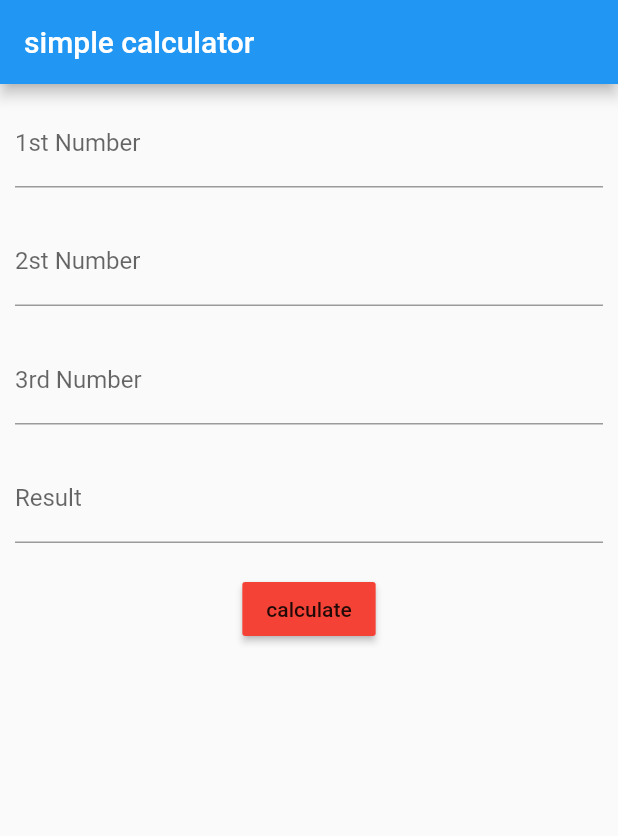
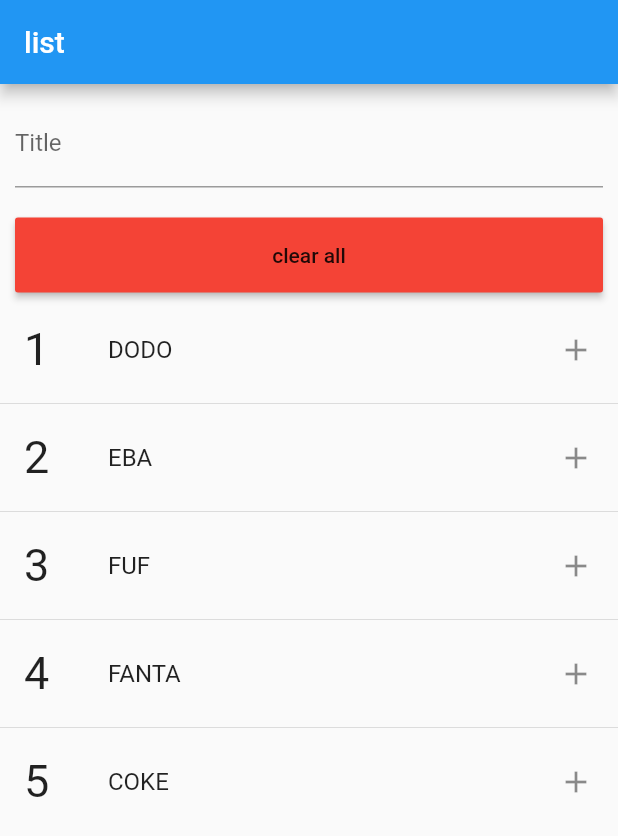
Before and after one commit to theclassical-dev/flutter_firstapp, a Flutter app: the screen it shows after launch, on a phone screen of 412 x 824 dp. Shown: the top 836 px of the screen. Run offline on Flutter 3.47's test engine with Material 2 defaults, Android fonts, the phone set to English and light mode, and no system bars.

Commit message:
todolist and orderlist

```diff
--- a/lib/greaternumber.dart
+++ b/lib/greaternumber.dart
@@ -69,6 +69,7 @@ class _GreaternumberState extends State<Greaternumber> {
 
                   a1.clear();
                   b1.clear();
+                  c1.clear();
                 },
               ),
             ),
--- a/lib/main.dart
+++ b/lib/main.dart
@@ -3,7 +3,9 @@ import 'package:flutter/material.dart';
 // import 'package:firstapp/multiplication.dart';
 // import 'package:firstapp/secondmult.dart';
 /* import 'package:firstapp/simplecalculator.dart'; */
-import 'package:firstapp/greaternumber.dart';
+// import 'package:firstapp/greaternumber.dart';
+// import 'package:firstapp/todolist.dart';
+import 'package:firstapp/order.dart';
 
 void main() {
   runApp(MyApp());
@@ -31,7 +33,7 @@ class MyApp extends StatelessWidget {
         // closer together (more dense) than on mobile platforms.
         visualDensity: VisualDensity.adaptivePlatformDensity,
       ),
-      home: Greaternumber(),
+      home: Order(),
     );
   }
 }
--- /dev/null
+++ b/lib/order.dart
@@ -0,0 +1,80 @@
+import 'package:flutter/material.dart';
+
+class Order extends StatefulWidget {
+  @override
+  _OrderState createState() => _OrderState();
+}
+
+class _OrderState extends State<Order> {
+  TextEditingController a1 = TextEditingController();
+  List todo = ["dodo", "eba", "fuf", "fanta", "coke"];
+
+  @override
+  Widget build(BuildContext context) {
+    return Scaffold(
+      appBar: AppBar(
+        title: Text("list"),
+      ),
+      body: Column(
+        children: [
+          Padding(
+            padding: const EdgeInsets.all(10.0),
+            child: TextFormField(
+              controller: a1,
+              decoration: InputDecoration(labelText: "Title"),
+            ),
+          ),
+          Padding(
+            padding: const EdgeInsets.all(10.0),
+            child: Container(
+              height: 50,
+              width: MediaQuery.of(context).size.width,
+              child: MaterialButton(
+                child: Text("clear all"),
+                color: Colors.red,
+                onPressed: () {
+                  setState(() {
+                    todo.clear();
+                  });
+                },
+              ),
+            ),
+          ),
+          Expanded(
+            child: ListView.separated(
+              itemCount: (todo.length == 0 ? 0 : todo.length),
+              separatorBuilder: (context, index) => Divider(),
+              itemBuilder: (context, index) {
+                return ListTile(
+                  leading: Text(
+                    "${index + 1}",
+                    style: TextStyle(fontSize: 30),
+                  ),
+                  title: Text(
+                    "${todo[index].toString().toUpperCase()}",
+                  ),
+                  trailing: GestureDetector(
+                    onTap: () {
+                      String xc = a1.text;
+                      if (xc == "") {
+                        setState(() {
+                          a1.text = "${todo[index].toString().toUpperCase()}";
+                        });
+                      } else {
+                        setState(() {
+                          a1.text =
+                              "$xc, ${todo[index].toString().toUpperCase()}";
+                        });
+                      }
+                    },
+                    child: Icon(Icons.add),
+                  ),
+                );
+              },
+            ),
+          ),
+        ],
+      ),
+    );
+  }
+}
--- /dev/null
+++ b/lib/todolist.dart
@@ -0,0 +1,75 @@
+import 'package:flutter/material.dart';
+
+class Todolist extends StatefulWidget {
+  @override
+  _TodolistState createState() => _TodolistState();
+}
+
+class _TodolistState extends State<Todolist> {
+  TextEditingController title = TextEditingController();
+  List todo = [];
+  @override
+  Widget build(BuildContext context) {
+    return Scaffold(
+      appBar: AppBar(
+        title: Text("To do list"),
+      ),
+      body: Column(
+        children: [
+          Padding(
+            padding: const EdgeInsets.all(10.0),
+            child: TextFormField(
+              controller: title,
+              decoration: InputDecoration(labelText: "Title"),
+            ),
+          ),
+          Padding(
+            padding: const EdgeInsets.all(10.0),
+            child: MaterialButton(
+              child: Text("Add todo"),
+              color: Colors.blue,
+              onPressed: () {
+                if (title.text != "")
+                  setState(() {
+                    todo.add(title.text);
+                  });
+              },
+            ),
+          ),
+          Padding(
+            padding: const EdgeInsets.all(10.0),
+            child: MaterialButton(
+              child: Text("Remove All"),
+              color: Colors.red,
+              onPressed: () {
+                setState(() {
+                  todo.clear();
+                });
+              },
+            ),
+          ),
+          Expanded(
+            child: ListView.separated(
+              itemCount: (todo.length == 0) ? 0 : todo.length,
+              separatorBuilder: (context, index) => Divider(),
+              itemBuilder: (context, index) {
+                return ListTile(
+                  leading: Text("${index + 1}", style: TextStyle(fontSize: 30)),
+                  title: Text("${todo[index].toString().toUpperCase()}"),
+                  trailing: GestureDetector(
+                    onTap: () {
+                      setState(() {
+                        todo.removeAt(index);
+                      });
+                    },
+                    child: Icon(Icons.cancel),
+                  ),
+                );
+              },
+            ),
+          ),
+        ],
+      ),
+    );
+  }
+}
```
